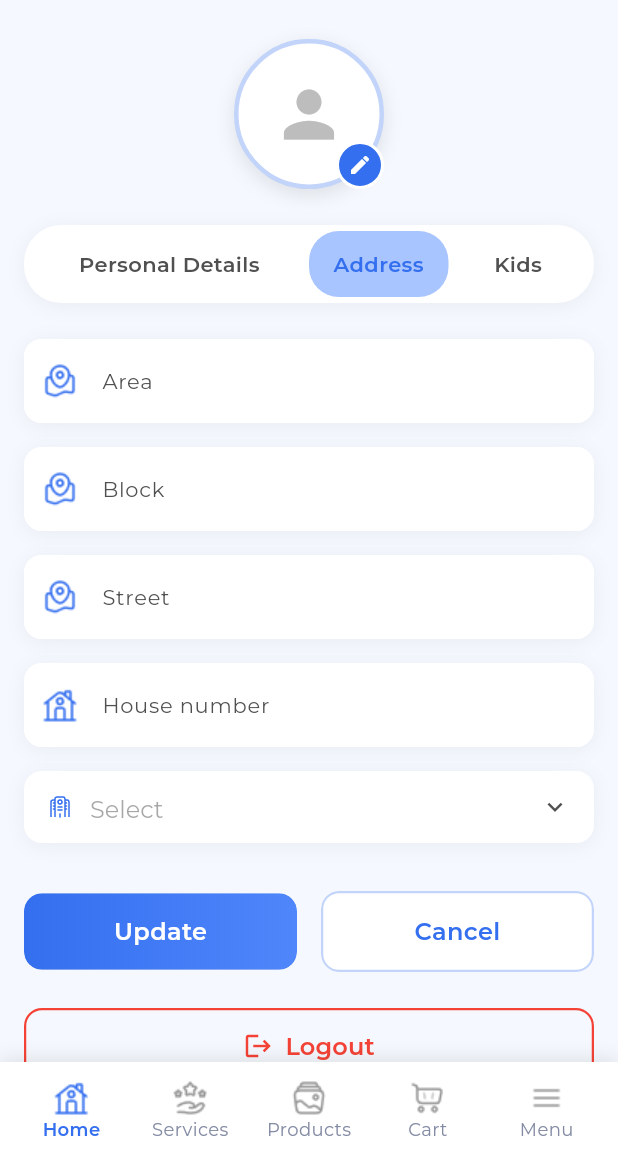
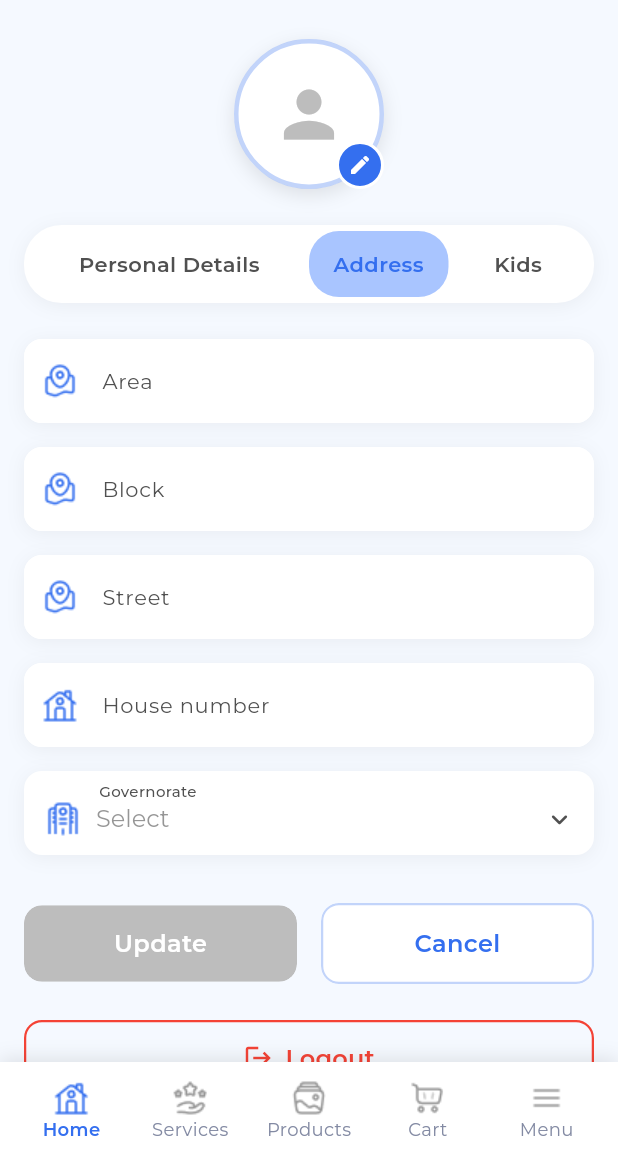
Before and after one commit to AkashSkm94/momy_kids_user, a Flutter app: the ProfileView screen opened by its route, after a tap on "Address", on a phone screen of 412 x 824 dp, the part 69-1236 px from its top. Run offline on Flutter 3.47's test engine with Material 3 defaults, Android fonts, the phone set to English and light mode, and no system bars; our stand-ins replace cached_network_image, connectivity_plus, image_picker, shared_preferences; missing offline and left inert: jwt_decode; accounts and stored records are empty.

Commit message:
add governorate

```diff
--- a/i18lan/ar.json
+++ b/i18lan/ar.json
@@ -123,6 +123,8 @@
   "name_required": "الاسم مطلوب",
   "spouse_name_required": "اسم الزوج/الزوجة مطلوب",
   "children_count_required": "عدد الأطفال مطلوب",
+  "children_count_max_digits": "الحد الأقصى رقمين مسموح (حتى 99)",
+  "children_count_max_value": "الحد الأقصى للقيمة هو 99",
   "phone_required": "رقم الهاتف مطلوب",
   "valid_phone_required": "يرجى إدخال رقم هاتف صحيح",
   "phone_length_error": "رقم الهاتف لـ {country} يجب أن يكون {length} أرقام بالضبط",
--- a/i18lan/en.json
+++ b/i18lan/en.json
@@ -124,6 +124,8 @@
   "name_required": "Name is required",
   "spouse_name_required": "Spouse name is required",
   "children_count_required": "Children count is required",
+  "children_count_max_digits": "Maximum 2 digits allowed (up to 99)",
+  "children_count_max_value": "Maximum value is 99",
   "phone_required": "Phone number is required",
   "valid_phone_required": "Please enter a valid phone number",
   "phone_length_error": "Phone number for {country} must be exactly {length} digits",
--- a/lib/screens/profile/view/profile_view.dart
+++ b/lib/screens/profile/view/profile_view.dart
@@ -508,6 +508,12 @@ class _ProfileViewState extends State<ProfileView> {
             ),
             labelText: localizations.translate('name'),
             onChanged: (value) => _viewModel.setName(value),
+            validator: (value) {
+              if (value == null || value.trim().isEmpty) {
+                return localizations.translate('name_required');
+              }
+              return null;
+            },
           ),
           const SizedBox(height: 16),
           _buildTextField(
@@ -521,17 +527,7 @@ class _ProfileViewState extends State<ProfileView> {
             onChanged: (value) => _viewModel.setSpouseName(value),
           ),
           const SizedBox(height: 16),
-          _buildTextField(
-            controller: _childrenCountController,
-            image: BaseImage(
-              source: ImageSource.assetIcons,
-              assetPath: ImageUtilsPath.icKids,
-              iconColors: ColorPalette.primary,
-            ),
-            labelText: localizations.translate('how_many_children'),
-            keyboardType: TextInputType.number,
-            onChanged: (value) => _viewModel.setChildrenCount(value),
-          ),
+          _buildChildrenCountField(localizations),
           const SizedBox(height: 16),
           _buildPhoneField(localizations),
           const SizedBox(height: 16),
@@ -611,7 +607,15 @@ class _ProfileViewState extends State<ProfileView> {
   Widget _buildGovernorateField(AppLocalizations localizations) {
     return Consumer<ProfileViewModel>(
       builder: (context, viewModel, child) {
-        return Container(
+        return Column(
+          crossAxisAlignment: CrossAxisAlignment.start,
+          children: [
+            // Label
+
+
+            // Dropdown container
+            Container(
+              height: 56,
               decoration: BoxDecoration(
                 color: Colors.white,
                 borderRadius: BorderRadius.circular(12),
@@ -623,17 +627,46 @@ class _ProfileViewState extends State<ProfileView> {
                   ),
                 ],
               ),
-          child: DropdownButtonHideUnderline(
+              child: Stack(
+                alignment: Alignment.bottomLeft,
+                children: [
+                  Positioned(
+                    top:6,
+                    left: 50,
+                    child: Text(
+                      localizations.translate('governorate'),
+                      style: const TextStyle(
+                        fontFamily: 'Montserrat',
+                        fontSize: 10,
+                        fontWeight: FontWeight.w500,
+                        color: ColorPalette.textSecondary,
+                      ),
+                    ),
+                  ),
+                  DropdownButtonHideUnderline(
                     child: DropdownButton<String>(
-              value:
-                  _governorateController.text.isEmpty
+                      isExpanded: true,
+                      value: _governorateController.text.isEmpty
                           ? null
                           : _governorateController.text,
+                      icon: const Padding(
+                        padding: EdgeInsets.only(right: 12),
+                        child: Icon(
+                          Icons.keyboard_arrow_down_rounded,
+                          color: ColorPalette.textSecondary,
+                          size: 22,
+                        ),
+                      ),
+                      dropdownColor: Colors.white,
+                      style: const TextStyle(
+                        fontFamily: 'Montserrat',
+                        fontSize: 16,
+                        color: ColorPalette.textPrimary,
+                      ),
+
+                      // Hint (when no value selected)
                       hint: Padding(
-                padding: const EdgeInsets.symmetric(
-                  horizontal: 16,
-                  vertical: 16,
-                ),
+                        padding: const EdgeInsets.symmetric(horizontal: 14),
                         child: Row(
                           children: [
                             BaseImage(
@@ -641,41 +674,27 @@ class _ProfileViewState extends State<ProfileView> {
                               assetPath: ImageUtilsPath.icBuildings,
                               iconColors: ColorPalette.primary,
                             ),
-                    const SizedBox(width: 12),
+                            const SizedBox(width: 10),
                             Text(
                               localizations.translate('select'),
                               style: TextStyle(
                                 fontFamily: 'Montserrat',
                                 fontSize: 16,
-                        color: ColorPalette.textSecondary.withOpacity(0.5),
-                      ),
-                    ),
-                  ],
-                ),
-              ),
-              icon: const Padding(
-                padding: EdgeInsets.only(right: 16),
-                child: Icon(
-                  Icons.keyboard_arrow_down,
-                  color: ColorPalette.textSecondary,
-                  size: 20,
-                ),
-              ),
-              isExpanded: true,
-              style: const TextStyle(
-                fontFamily: 'Montserrat',
-                fontSize: 16,
-                color: ColorPalette.textPrimary,
-              ),
-              items:
-                  viewModel.governorates.map((name) {
+                                color:
+                                ColorPalette.textSecondary.withOpacity(0.6),
+                              ),
+                            ),
+                          ],
+                        ),
+                      ),
+
+                      // Items
+                      items: viewModel.governorates.map((name) {
                         return DropdownMenuItem<String>(
                           value: name,
                           child: Padding(
-                        padding: const EdgeInsets.symmetric(
-                          horizontal: 16,
-                          vertical: 8,
-                        ),
+                            padding:
+                            const EdgeInsets.symmetric(horizontal: 14, vertical: 6),
                             child: Row(
                               children: [
                                 BaseImage(
@@ -683,10 +702,11 @@ class _ProfileViewState extends State<ProfileView> {
                                   assetPath: ImageUtilsPath.icBuildings,
                                   iconColors: ColorPalette.primary,
                                 ),
-                            const SizedBox(width: 12),
+                                const SizedBox(width: 10),
                                 Expanded(
                                   child: Text(
                                     name,
+                                    overflow: TextOverflow.ellipsis,
                                     style: const TextStyle(
                                       fontFamily: 'Montserrat',
                                       fontSize: 16,
@@ -699,6 +719,8 @@ class _ProfileViewState extends State<ProfileView> {
                           ),
                         );
                       }).toList(),
+
+                      // When user selects a value
                       onChanged: (String? newValue) {
                         if (newValue != null) {
                           _governorateController.text = newValue;
@@ -707,10 +729,15 @@ class _ProfileViewState extends State<ProfileView> {
                       },
                     ),
                   ),
-        );
-      },
-    );
-  }
+                ],
+              ),
+            ),
+          ],
+        );
+      },
+    );
+  }
+
 
   Widget _buildKidsForm(AppLocalizations localizations) {
     return Consumer<ProfileViewModel>(
@@ -1149,6 +1176,7 @@ class _ProfileViewState extends State<ProfileView> {
     TextInputType? keyboardType,
     Function(String)? onChanged,
     bool readOnly = false,
+    String? Function(String?)? validator,
   }) {
     return Container(
       decoration: BoxDecoration(
@@ -1167,6 +1195,7 @@ class _ProfileViewState extends State<ProfileView> {
         keyboardType: keyboardType,
         onChanged: onChanged,
         readOnly: readOnly,
+        validator: validator,
         style: const TextStyle(
           fontFamily: 'Montserrat',
           fontSize: 16,
@@ -1177,6 +1206,91 @@ class _ProfileViewState extends State<ProfileView> {
           prefixIcon: image,
           filled: true,
           fillColor: readOnly ? Colors.grey[300] : Colors.white,
+          contentPadding: const EdgeInsets.symmetric(
+            horizontal: 16,
+            vertical: 16,
+          ),
+          border: OutlineInputBorder(
+            borderRadius: BorderRadius.circular(12),
+            borderSide: BorderSide.none,
+          ),
+          labelStyle: const TextStyle(
+            fontFamily: 'Montserrat',
+            color: ColorPalette.textSecondary,
+            fontSize: 14,
+          ),
+          errorStyle: const TextStyle(
+            fontFamily: 'Montserrat',
+            fontSize: 12,
+          ),
+        ),
+      ),
+    );
+  }
+
+  Widget _buildChildrenCountField(AppLocalizations localizations) {
+    return Container(
+      decoration: BoxDecoration(
+        color: Colors.white,
+        borderRadius: BorderRadius.circular(12),
+        boxShadow: [
+          BoxShadow(
+            color: Colors.black.withOpacity(0.05),
+            blurRadius: 10,
+            offset: const Offset(0, 2),
+          ),
+        ],
+      ),
+      child: TextFormField(
+        controller: _childrenCountController,
+        keyboardType: TextInputType.number,
+        inputFormatters: [
+          FilteringTextInputFormatter.digitsOnly,
+          LengthLimitingTextInputFormatter(2),
+        ],
+        onChanged: (value) {
+          // Limit to 2 digits and max value of 99
+          if (value.isNotEmpty) {
+            final intValue = int.tryParse(value);
+            if (intValue != null && intValue > 99) {
+              // If value exceeds 99, set it to 99
+              _childrenCountController.text = '99';
+              _childrenCountController.selection = TextSelection.fromPosition(
+                TextPosition(offset: _childrenCountController.text.length),
+              );
+              _viewModel.setChildrenCount('99');
+              return;
+            }
+          }
+          _viewModel.setChildrenCount(value);
+        },
+        validator: (value) {
+          if (value == null || value.isEmpty) {
+            return null; // Allow empty, validation handled elsewhere if needed
+          }
+          final intValue = int.tryParse(value);
+          if (intValue == null) {
+            return localizations.translate('children_count_max_digits');
+          }
+          if (intValue > 99) {
+            return localizations.translate('children_count_max_value');
+          }
+          return null;
+        },
+        style: const TextStyle(
+          fontFamily: 'Montserrat',
+          fontSize: 16,
+          color: ColorPalette.textPrimary,
+        ),
+        decoration: InputDecoration(
+          labelText: localizations.translate('how_many_children'),
+          prefixIcon: BaseImage(
+            source: ImageSource.assetIcons,
+            assetPath: ImageUtilsPath.icKids,
+            iconColors: ColorPalette.primary,
+          ),
+          filled: true,
+          fillColor: Colors.white,
           contentPadding: const EdgeInsets.symmetric(
             horizontal: 16,
             vertical: 16,
@@ -1212,6 +1326,12 @@ class _ProfileViewState extends State<ProfileView> {
         controller: _phoneController,
         keyboardType: TextInputType.phone,
         onChanged: (value) => _viewModel.setPhoneNumber(value),
+        validator: (value) {
+          if (value == null || value.trim().isEmpty) {
+            return localizations.translate('phone_required');
+          }
+          return null;
+        },
         style: const TextStyle(
           fontFamily: 'Montserrat',
           fontSize: 16,
@@ -1256,6 +1376,10 @@ class _ProfileViewState extends State<ProfileView> {
             color: ColorPalette.textSecondary,
             fontSize: 14,
           ),
+          errorStyle: const TextStyle(
+            fontFamily: 'Montserrat',
+            fontSize: 12,
+          ),
         ),
       ),
     );
@@ -1264,6 +1388,7 @@ class _ProfileViewState extends State<ProfileView> {
   Widget _buildActionButtons(AppLocalizations localizations) {
     return Consumer<ProfileViewModel>(
       builder: (context, viewModel, child) {
+        final hasChanges = _hasChanges(viewModel);
         return Row(
           children: [
             // Cancel Button
@@ -1275,6 +1400,7 @@ class _ProfileViewState extends State<ProfileView> {
                 label: localizations.translate('update'),
                 onClick: viewModel.isLoading ? null : _handleUpdate,
                 isLoading: viewModel.isLoading,
+                enabled: hasChanges && !viewModel.isLoading,
               ),
             ),
             const SizedBox(width: 16),
@@ -1326,6 +1452,26 @@ class _ProfileViewState extends State<ProfileView> {
     );
   }
 
+  bool _hasChanges(ProfileViewModel viewModel) {
+    // Check if any field has changed from original values
+    if (_nameController.text != _originalName) return true;
+    if (_spouseNameController.text != _originalSpouseName) return true;
+    if (_childrenCountController.text != _originalChildrenCount) return true;
+    if (_phoneController.text != _originalPhoneNumber) return true;
+    if (_emailController.text != _originalEmail) return true;
+    if (_areaController.text != _originalArea) return true;
+    if (_blockController.text != _originalBlock) return true;
+    if (_streetController.text != _originalStreet) return true;
+    if (_houseNumberController.text != _originalHouseNumber) return true;
+    if (_governorateController.text != _originalGovernorate) return true;
+
+    // Check profile image changes
+    if (viewModel.profileImage != _originalProfileImage) return true;
+    if (viewModel.profileImagePath != _originalProfileImagePath) return true;
+
+    return false;
+  }
+
   void _handleCancel() {
     // Restore original values to controllers
     _nameController.text = _originalName;
```
Lines whose indentation alone changed are shown as unchanged.
